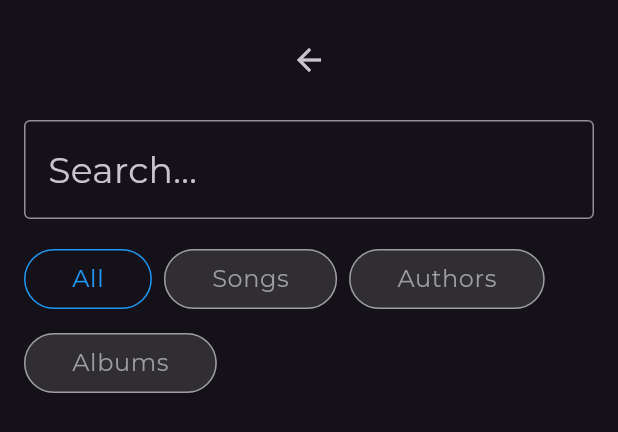
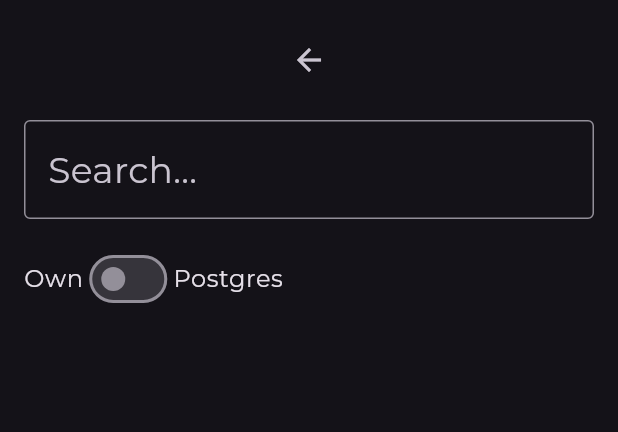
Before and after one commit to AaronCS25/harmony-hunt, a Flutter app: the SearchViewLeft widget shown alone on an empty page, opened directly, on a phone screen of 412 x 824 dp. Shown: the top 432 px of the screen. Run offline on Flutter 3.47's test engine with Material 2 defaults, Android fonts, the phone set to English and light mode, and no system bars; our stand-ins replace dio, flutter_riverpod, fluttertoast, go_router, google_fonts; network calls fail.

Commit message:
some changes

```diff
--- a/lib/src/views/search_first_view.dart
+++ b/lib/src/views/search_first_view.dart
@@ -14,36 +14,42 @@ class SearchViewLeft extends ConsumerStatefulWidget {
   SearchViewLeftState createState() => SearchViewLeftState();
 }
 
-enum ListType { songs, albums, artists, all }
+class SearchViewLeftState extends ConsumerState<SearchViewLeft> {
+  final TextEditingController _searchController = TextEditingController();
 
-class SearchViewLeftState extends ConsumerState<SearchViewLeft> {
-  String selectedButton = 'All';
-  List<String> tracksIds = [
-    "0017A6SJgTbfQVU2EtsPNo",
-    "004s3t0ONYlzxII9PLgU6z",
-    "00chLpzhgVjxs1zKC9UScL",
-    "00cqd6ZsSkLZqGMlQCR0Zo",
-    "00emjlCv9azBN0fzuuyLqy",
-    "00f9VGHfQhAHMCQ2bSjg3D",
-    "00FROhC5g4iJdax5US8jRr",
-    "00GfGwzlSB8DoA0cDP2Eit",
-    "00Gu3RMpDW2vO9PjlMVFDL",
-    "00GxbkrW4m1Tac5xySEJ4M",
-    "00hdjyXt6MohKnCyDmhxOL",
-    "00HIh9mVUQQAycsQiciWsh"
-  ];
+  ButtonType selectedButton = ButtonType.songs;
+  bool valor = false;
 
-  List<String> albumsIds = [
-    "1srJQ0njEQgd8w4XSqI4JQ",
-    "3z04Lb9Dsilqw68SHt6jLB",
-    // "6oZ6brjB8x3GoeSYdwJdPc",
-    // "3ssspRe42CXkhPxdc12xcp",
-    // "7h5X3xhh3peIK9Y0qI5hbK",
-    // "3GNzXsFbzdwM0WKCZtgeNP",
-    // "2dHr0LpUe6CNV5lNsr8x0W",
-    // "51fAXJ5bMn7DRSunXQ6PMb",
-    // "5pqG85igfoeWcCDIsSi9x7"
-  ];
+  List<String> tracksIds = [];
+
+  // List<String> albumsIds = [
+  //   "1srJQ0njEQgd8w4XSqI4JQ",
+  //   "3z04Lb9Dsilqw68SHt6jLB",
+  //   "6oZ6brjB8x3GoeSYdwJdPc",
+  //   "3ssspRe42CXkhPxdc12xcp",
+  //   "7h5X3xhh3peIK9Y0qI5hbK",
+  //   "3GNzXsFbzdwM0WKCZtgeNP",
+  //   "2dHr0LpUe6CNV5lNsr8x0W",
+  //   "51fAXJ5bMn7DRSunXQ6PMb",
+  //   "5pqG85igfoeWcCDIsSi9x7"
+  // ];
+
+  void updateSearchResults(String newValue) {
+    ref.read(searchQueryProvider.notifier).state =
+        newValue; // actualiza el search
+    ref
+        .read(tracksByQueryProvider.notifier) // busca los tracks
+        .loadTracks(newValue)
+        .then((_) {
+      tracksIds = ref
+          .read(tracksByQueryProvider)
+          .map((ownTrack) => ownTrack.trackId)
+          .toList(); // actualiza los tracks
+      ref
+          .read(songsByTracksProvider.notifier)
+          .loadSongs(tracksIds); // actualiza las canciones
+    });
+  }
 
   @override
   void initState() {
@@ -55,6 +61,7 @@ class SearchViewLeftState extends ConsumerState<SearchViewLeft> {
   @override
   Widget build(BuildContext context) {
     final songsByQuery = ref.watch(songsByTracksProvider);
+    final albumsByQuery = ref.watch(albumByIdsProvider);
 
     final textStyle = Theme.of(context).textTheme;
     return Padding(
@@ -73,6 +80,7 @@ class SearchViewLeftState extends ConsumerState<SearchViewLeft> {
           // * Search bar
           TextField(
             style: textStyle.bodyMedium,
+            controller: _searchController,
             decoration: const InputDecoration(
               hintText: 'Search...',
               border: OutlineInputBorder(),
@@ -92,10 +100,26 @@ class SearchViewLeftState extends ConsumerState<SearchViewLeft> {
                   spacing: 8.0,
                   runSpacing: 8.0,
                   children: [
-                    buildOutlinedButton('All'),
-                    buildOutlinedButton('Songs'),
-                    buildOutlinedButton('Authors'),
-                    buildOutlinedButton('Albums'),
+                    // buildOutlinedButton('Songs', ButtonType.songs),
+                    // buildOutlinedButton('Albums', ButtonType.albums),
+                    // buildOutlinedButton('Authors', ButtonType.authors),
+                    Row(
+                      mainAxisSize: MainAxisSize.min,
+                      children: [
+                        Text('Own', style: textStyle.bodySmall),
+                        Switch.adaptive(
+                          value: valor,
+                          onChanged: (value) {
+                            setState(() {
+                              valor = value;
+                            });
+                          },
+                          activeTrackColor: Colors.blueAccent,
+                          activeColor: Colors.black,
+                        ),
+                        Text('Postgres', style: textStyle.bodySmall),
+                      ],
+                    ),
                   ],
                 ),
               ),
@@ -105,32 +129,37 @@ class SearchViewLeftState extends ConsumerState<SearchViewLeft> {
           // * Query results
           Expanded(
             child: ListView.builder(
-              itemCount: songsByQuery.length,
+              itemCount: selectedButton == ButtonType.songs
+                  ? songsByQuery.length
+                  : selectedButton == ButtonType.albums
+                      ? albumsByQuery.length
+                      : 0,
               itemBuilder: (context, index) {
-                final song = songsByQuery[index];
+                switch (selectedButton) {
+                  case ButtonType.songs:
+                    final Song song = songsByQuery[index];
                     return SearchSongCard(
                       songSummary: SongSummary(
                         imageUrl: song.urlCover,
                         title: song.title,
                         author: song.artistName,
                         duration: song.songDuration.toString(),
+                        id: song.id,
                       ),
                     );
-                // return SearchAlbumCard(
-                //   albumSummary: AlbumSummary(
-                //     imageUrl: '',
-                //     title: 'Album name',
-                //     author: 'Malcom Todd',
-                //     date: '2023',
-                //   ),
-                // );
-                // return SearchAuthorCard(
-                //   artistSummary: ArtistSummary(
-                //     imageUrl: '',
-                //     name: 'Malcom Todd',
-                //     artistName: 'Nickname2',
-                //   ),
-                // );
+                  case ButtonType.albums:
+                    final Album album = albumsByQuery[index];
+                    return SearchAlbumCard(
+                      albumSummary: AlbumSummary(
+                        imageUrl: album.urlCover,
+                        title: album.title,
+                        author: album.artistName,
+                        date: album.releaseDate,
+                      ),
+                    );
+                  default:
+                    return const Text('No results');
+                }
               },
             ),
           ),
@@ -139,8 +168,8 @@ class SearchViewLeftState extends ConsumerState<SearchViewLeft> {
     );
   }
 
-  Widget buildOutlinedButton(String label) {
-    final isSelected = selectedButton == label;
+  Widget buildOutlinedButton(String label, ButtonType type) {
+    final isSelected = selectedButton == type;
     final baseColor = isSelected ? Colors.blue : Colors.grey;
     final color = isSelected ? Colors.blue : Colors.grey.withOpacity(0.6);
     final textStyle = Theme.of(context).textTheme;
@@ -148,7 +177,7 @@ class SearchViewLeftState extends ConsumerState<SearchViewLeft> {
     return OutlinedButton(
       onPressed: () {
         setState(() {
-          selectedButton = label;
+          selectedButton = type;
         });
       },
       style: OutlinedButton.styleFrom(
--- a/lib/src/views/views.dart
+++ b/lib/src/views/views.dart
@@ -1,3 +1,3 @@
 export 'search_first_view.dart';
-export 'search_second_view.dart';
+
 export 'search_third_view.dart';
```
Lines whose indentation alone changed are shown as unchanged.
